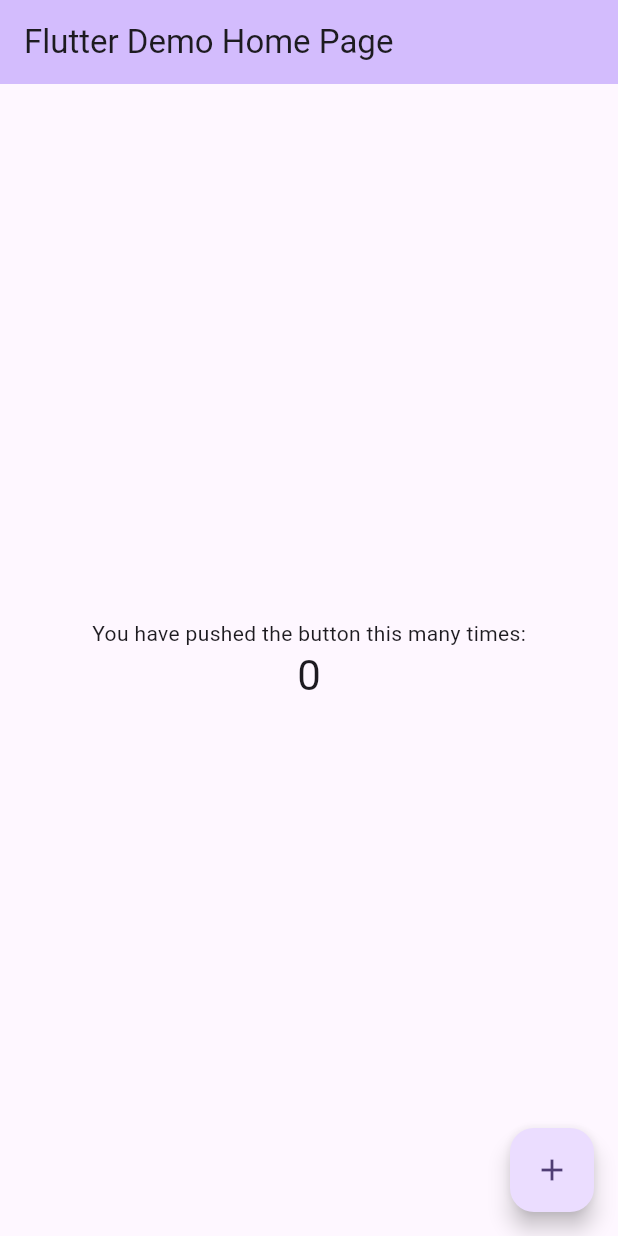
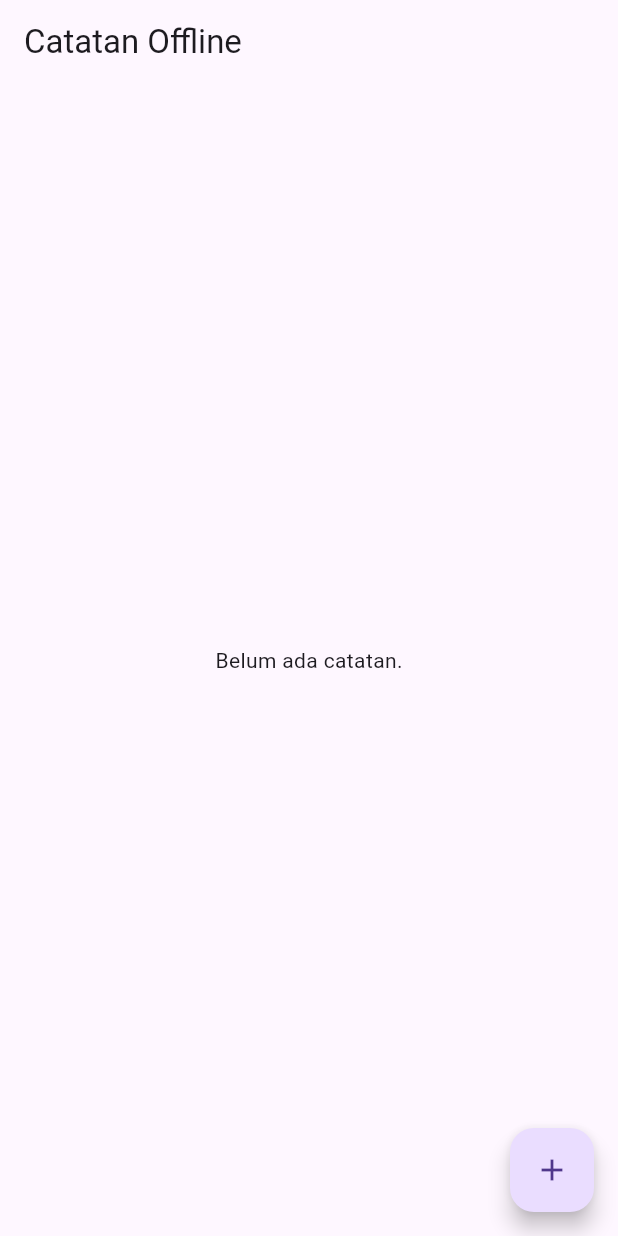
Before and after one commit to Alexsa-Fitria/244107020020-mobile-course, a Flutter app: the screen it shows after launch, on a phone screen of 412 x 824 dp. Run offline on Flutter 3.47's test engine with Material 3 defaults, Android fonts, the phone set to English and light mode, and no system bars; our stand-ins replace dio, flutter_riverpod, go_router, shared_preferences, sqflite; accounts and stored records are empty.

Commit message:
praktikum2

```diff
--- a/05-week-5-local-storage-offline-first/week5_offline_notes/lib/main.dart
+++ b/05-week-5-local-storage-offline-first/week5_offline_notes/lib/main.dart
@@ -1,122 +1,22 @@
 import 'package:flutter/material.dart';
+import 'package:flutter_riverpod/flutter_riverpod.dart';
+import 'pages/settings_page.dart'; // dari Praktikum 1
+import 'pages/notes_page.dart';
 
 void main() {
-  runApp(const MyApp());
+  runApp(const ProviderScope(child: MyApp()));
 }
 
-class MyApp extends StatelessWidget {
+class MyApp extends ConsumerWidget {
   const MyApp({super.key});
 
-  // This widget is the root of your application.
   @override
-  Widget build(BuildContext context) {
+  Widget build(BuildContext context, WidgetRef ref) {
+    final dark = ref.watch(darkModeProvider).value ?? false;
     return MaterialApp(
-      title: 'Flutter Demo',
-      theme: ThemeData(
-        // This is the theme of your application.
-        //
-        // TRY THIS: Try running your application with "flutter run". You'll see
-        // the application has a purple toolbar. Then, without quitting the app,
-        // try changing the seedColor in the colorScheme below to Colors.green
-        // and then invoke "hot reload" (save your changes or press the "hot
-        // reload" button in a Flutter-supported IDE, or press "r" if you used
-        // the command line to start the app).
-        //
-        // Notice that the counter didn't reset back to zero; the application
-        // state is not lost during the reload. To reset the state, use hot
-        // restart instead.
-        //
-        // This works for code too, not just values: Most code changes can be
-        // tested with just a hot reload.
-        colorScheme: .fromSeed(seedColor: Colors.deepPurple),
-      ),
-      home: const MyHomePage(title: 'Flutter Demo Home Page'),
+      theme: dark ? ThemeData.dark() : ThemeData.light(),
+      home: const NotesPage(),
+      debugShowCheckedModeBanner: false,
     );
   }
 }
-
-class MyHomePage extends StatefulWidget {
-  const MyHomePage({super.key, required this.title});
-
-  // This widget is the home page of your application. It is stateful, meaning
-  // that it has a State object (defined below) that contains fields that affect
-  // how it looks.
-
-  // This class is the configuration for the state. It holds the values (in this
-  // case the title) provided by the parent (in this case the App widget) and
-  // used by the build method of the State. Fields in a Widget subclass are
-  // always marked "final".
-
-  final String title;
-
-  @override
-  State<MyHomePage> createState() => _MyHomePageState();
-}
-
-class _MyHomePageState extends State<MyHomePage> {
-  int _counter = 0;
-
-  void _incrementCounter() {
-    setState(() {
-      // This call to setState tells the Flutter framework that something has
-      // changed in this State, which causes it to rerun the build method below
-      // so that the display can reflect the updated values. If we changed
-      // _counter without calling setState(), then the build method would not be
-      // called again, and so nothing would appear to happen.
-      _counter++;
-    });
-  }
-
-  @override
-  Widget build(BuildContext context) {
-    // This method is rerun every time setState is called, for instance as done
-    // by the _incrementCounter method above.
-    //
-    // The Flutter framework has been optimized to make rerunning build methods
-    // fast, so that you can just rebuild anything that needs updating rather
-    // than having to individually change instances of widgets.
-    return Scaffold(
-      appBar: AppBar(
-        // TRY THIS: Try changing the color here to a specific color (to
-        // Colors.amber, perhaps?) and trigger a hot reload to see the AppBar
-        // change color while the other colors stay the same.
-        backgroundColor: Theme.of(context).colorScheme.inversePrimary,
-        // Here we take the value from the MyHomePage object that was created by
-        // the App.build method, and use it to set our appbar title.
-        title: Text(widget.title),
-      ),
-      body: Center(
-        // Center is a layout widget. It takes a single child and positions it
-        // in the middle of the parent.
-        child: Column(
-          // Column is also a layout widget. It takes a list of children and
-          // arranges them vertically. By default, it sizes itself to fit its
-          // children horizontally, and tries to be as tall as its parent.
-          //
-          // Column has various properties to control how it sizes itself and
-          // how it positions its children. Here we use mainAxisAlignment to
-          // center the children vertically; the main axis here is the vertical
-          // axis because Columns are vertical (the cross axis would be
-          // horizontal).
-          //
-          // TRY THIS: Invoke "debug painting" (choose the "Toggle Debug Paint"
-          // action in the IDE, or press "p" in the console), to see the
-          // wireframe for each widget.
-          mainAxisAlignment: .center,
-          children: [
-            const Text('You have pushed the button this many times:'),
-            Text(
-              '$_counter',
-              style: Theme.of(context).textTheme.headlineMedium,
-            ),
-          ],
-        ),
-      ),
-      floatingActionButton: FloatingActionButton(
-        onPressed: _incrementCounter,
-        tooltip: 'Increment',
-        child: const Icon(Icons.add),
-      ),
-    );
-  }
-}
--- a/05-week-5-local-storage-offline-first/week5_offline_notes/lib/pages/notes_page.dart
+++ b/05-week-5-local-storage-offline-first/week5_offline_notes/lib/pages/notes_page.dart
@@ -0,0 +1,119 @@
+import 'package:flutter/material.dart';
+import 'package:flutter_riverpod/flutter_riverpod.dart';
+import '../data/local/note.dart';
+import '../data/repositories/note_repository.dart';
+
+// 1. Provider repository
+final noteRepositoryProvider =
+    Provider<NoteRepository>((ref) => NoteRepository());
+
+// 2. Provider daftar catatan (AsyncNotifier)
+final notesProvider =
+    AsyncNotifierProvider<NotesNotifier, List<Note>>(NotesNotifier.new);
+
+class NotesNotifier extends AsyncNotifier<List<Note>> {
+  @override
+  Future<List<Note>> build() {
+    return ref.watch(noteRepositoryProvider).fetchNotes();
+  }
+
+  Future<void> add(String title, String body) async {
+    await ref.read(noteRepositoryProvider).addNote(title: title, body: body);
+    ref.invalidateSelf(); // refresh daftar
+    await future;        // tunggu reload selesai
+  }
+
+  Future<void> remove(int id) async {
+    await ref.read(noteRepositoryProvider).deleteNote(id);
+    ref.invalidateSelf();
+    await future;
+  }
+}
+
+// 3. UI halaman
+class NotesPage extends ConsumerWidget {
+  const NotesPage({super.key});
+
+  @override
+  Widget build(BuildContext context, WidgetRef ref) {
+    final notesAsync = ref.watch(notesProvider);
+    final repo = ref.read(noteRepositoryProvider);
+
+    return Scaffold(
+      appBar: AppBar(
+        title: const Text('Catatan Offline'),
+        actions: [
+          // Badge dirty
+          FutureBuilder<int>(
+            future: repo.countDirty(),
+            builder: (_, snap) {
+              final count = snap.data ?? 0;
+              if (count == 0) return const SizedBox.shrink();
+              return Padding(
+                padding: const EdgeInsets.only(right: 12),
+                child: Chip(
+                  label: Text('Dirty: $count'),
+                  backgroundColor: Colors.orange.shade200,
+                ),
+              );
+            },
+          ),
+        ],
+      ),
+      body: notesAsync.when(
+        loading: () => const Center(child: CircularProgressIndicator()),
+        error: (e, _) => Center(child: Text('Error: $e')),
+        data: (notes) {
+          if (notes.isEmpty) {
+            return const Center(child: Text('Belum ada catatan.'));
+          }
+          return ListView.builder(
+            itemCount: notes.length,
+            itemBuilder: (_, i) {
+              final n = notes[i];
+              return ListTile(
+                title: Text(n.title),
+                subtitle: Text(n.body),
+                trailing: n.dirty
+                    ? const Icon(Icons.cloud_off, color: Colors.orange)
+                    : const Icon(Icons.cloud_done, color: Colors.green),
+                onLongPress: () => ref
+                    .read(notesProvider.notifier)
+                    .remove(n.id!),
+              );
+            },
+          );
+        },
+      ),
+      floatingActionButton: FloatingActionButton(
+        onPressed: () async {
+          final title = await _promptText(context, 'Judul catatan');
+          if (title == null || title.isEmpty) return;
+          await ref.read(notesProvider.notifier).add(title, '');
+        },
+        child: const Icon(Icons.add),
+      ),
+    );
+  }
+
+  Future<String?> _promptText(BuildContext context, String label) {
+    final ctrl = TextEditingController();
+    return showDialog<String>(
+      context: context,
+      builder: (_) => AlertDialog(
+        title: Text(label),
+        content: TextField(controller: ctrl, autofocus: true),
+        actions: [
+          TextButton(
+            onPressed: () => Navigator.pop(context),
+            child: const Text('Batal'),
+          ),
+          TextButton(
+            onPressed: () => Navigator.pop(context, ctrl.text),
+            child: const Text('Simpan'),
+          ),
+        ],
+      ),
+    );
+  }
+}
--- a/05-week-5-local-storage-offline-first/week5_offline_notes/pubspec.yaml
+++ b/05-week-5-local-storage-offline-first/week5_offline_notes/pubspec.yaml
@@ -38,6 +38,7 @@ dependencies:
   shared_preferences: ^2.5.5
   sqflite: ^2.4.4
   path: ^1.9.1
+  dio: ^5.11.1
 
 dev_dependencies:
   flutter_test:
```
Also changed, not shown: 05-week-5-local-storage-offline-first/week5_offline_notes/lib/data/local/db.dart (+28 -0 lines), 05-week-5-local-storage-offline-first/week5_offline_notes/lib/data/local/note.dart (+34 -0 lines), 05-week-5-local-storage-offline-first/week5_offline_notes/lib/data/repositories/note_repository.dart (+51 -0 lines), 05-week-5-local-storage-offline-first/week5_offline_notes/lib/data/local/post.dart (added), 05-week-5-local-storage-offline-first/week5_offline_notes/lib/data/repositories/post_repository.dart (added), 05-week-5-local-storage-offline-first/week5_offline_notes/lib/data/sync.dart (added), 05-week-5-local-storage-offline-first/week5_offline_notes/pubspec.lock, 4 other files.
